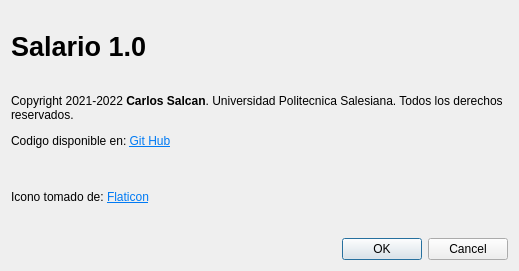
Above: acerca.ui from C-A-L-E-L/Qt_Salario before the change. Below: the same form after it.
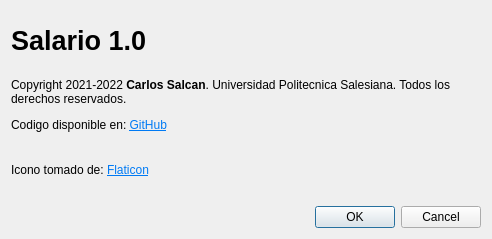
That is the form after the change.

The edit to the form file:
```diff
--- a/acerca.ui
+++ b/acerca.ui
@@ -6,8 +6,8 @@
    <rect>
     <x>0</x>
     <y>0</y>
-    <width>519</width>
-    <height>271</height>
+    <width>492</width>
+    <height>239</height>
    </rect>
   </property>
   <property name="windowTitle">
@@ -36,7 +36,7 @@
       </font>
      </property>
      <property name="text">
-      <string>&lt;html&gt;&lt;head/&gt;&lt;body&gt;&lt;p&gt;Copyright 2021-2022 &lt;span style=&quot; font-weight:600;&quot;&gt;Carlos Salcan&lt;/span&gt;. Universidad Politecnica Salesiana. Todos los derechos reservados. &lt;/p&gt;&lt;p&gt;Codigo disponible en: &lt;a href=&quot;https://github.com/C-A-L-E-L/P59_Qt_Salario&quot;&gt;&lt;span style=&quot; text-decoration: underline; color:#007af4;&quot;&gt;Git Hub&lt;/span&gt;&lt;/a&gt;&lt;/p&gt;&lt;/body&gt;&lt;/html&gt;</string>
+      <string>&lt;html&gt;&lt;head/&gt;&lt;body&gt;&lt;p&gt;Copyright 2021-2022 &lt;span style=&quot; font-weight:600;&quot;&gt;Carlos Salcan&lt;/span&gt;. Universidad Politecnica Salesiana. Todos los derechos reservados. &lt;/p&gt;&lt;p&gt;Codigo disponible en: &lt;a href=&quot;https://github.com/C-A-L-E-L/P59_Qt_Salario&quot;&gt;&lt;span style=&quot; text-decoration: underline; color:#007af4;&quot;&gt;GitHub&lt;/span&gt;&lt;/a&gt;&lt;/p&gt;&lt;/body&gt;&lt;/html&gt;</string>
      </property>
      <property name="wordWrap">
       <bool>true</bool>
@@ -52,7 +52,7 @@
       <bool>false</bool>
      </property>
      <property name="wordWrap">
-      <bool>false</bool>
+      <bool>true</bool>
      </property>
      <property name="openExternalLinks">
       <bool>false</bool>
```
Left out of the diff: 8 changed lines with no effect on the pictures.
